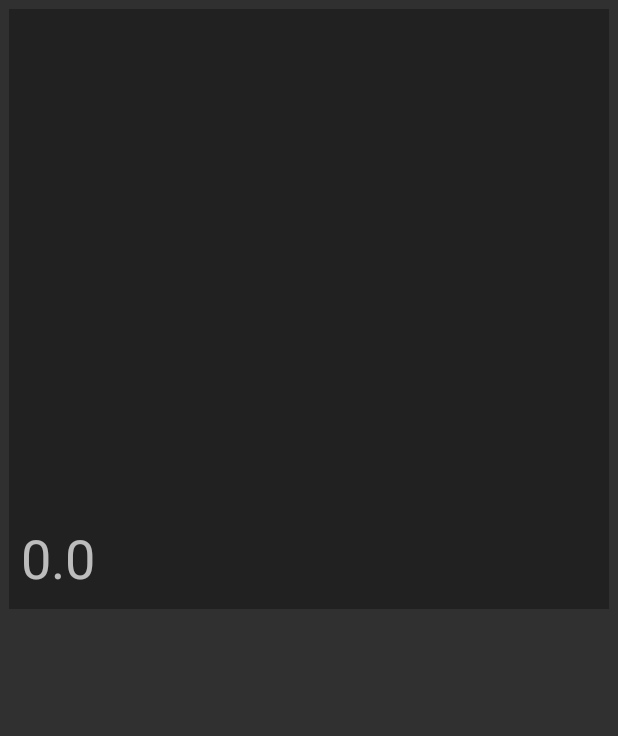
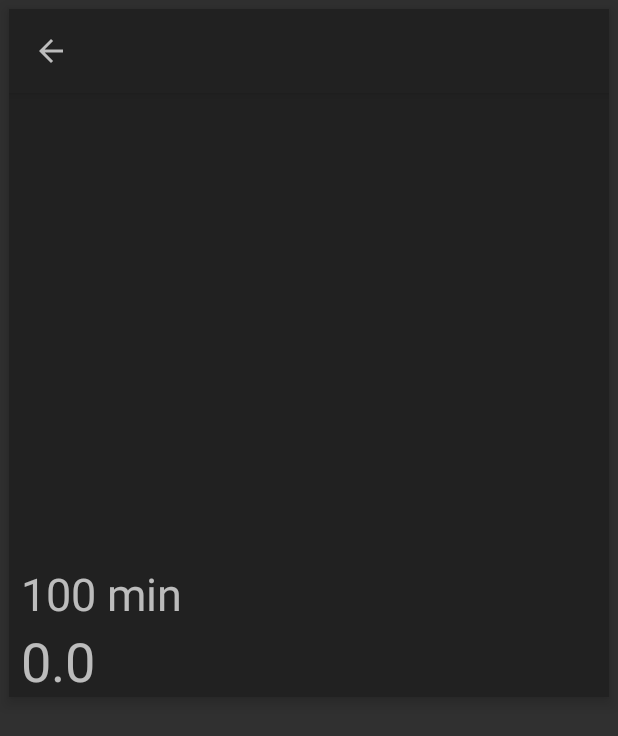
Before and after one commit to zknabdi/popularmovieapp, an Android app: the MovieActivity screen opened directly, with no data from a screen before it, on a phone screen of 412 x 824 dp. Shown: the top 736 px of the screen. Run offline under Robolectric (Android 15) with nearby library versions, the phone set to English and light mode, and no system bars; our stand-ins replace Picasso; pictures from the network do not load; 5 statements that could not run were skipped.

Commit message:
modified movie select tab, added backbutton, and fixed layouts

```diff
--- a/app/src/main/AndroidManifest.xml
+++ b/app/src/main/AndroidManifest.xml
@@ -13,7 +13,9 @@
         android:roundIcon="@mipmap/ic_launcher_round"
         android:supportsRtl="true"
         android:theme="@style/AppTheme">
-        <activity android:name=".activity.MovieActivity"></activity>
+        <activity android:name=".activity.MovieActivity"
+            android:parentActivityName=".activity.MainActivity"
+            />
         <activity android:name=".activity.MainActivity">
             <intent-filter>
                 <action android:name="android.intent.action.MAIN" />
@@ -21,6 +23,7 @@
                 <category android:name="android.intent.category.LAUNCHER" />
             </intent-filter>
         </activity>
+
     </application>
 
 </manifest>
--- a/app/src/main/java/com/udacity/popularmoviesapp/activity/MainActivity.java
+++ b/app/src/main/java/com/udacity/popularmoviesapp/activity/MainActivity.java
@@ -29,7 +29,7 @@ import retrofit2.Response;
 public class MainActivity extends AppCompatActivity {
 
     private static int currentStatusMenu = 1; //determines the current status of the activity(by popular or top rated)
-    private static final String DB_API_KEY = "";
+    private static final String DB_API_KEY = "d23914181a70b399fef78701d2e07cb3";
     private Call<MovieResults> call;
     private RecyclerView recyclerView;
     private List<Movie> movieList;
@@ -45,12 +45,12 @@ public class MainActivity extends AppCompatActivity {
         super.onCreate(savedInstanceState);
         setContentView(R.layout.activity_main);
 
-        movieToolbar = (Toolbar)findViewById(R.id.movie_toolbar);
+        movieToolbar = findViewById(R.id.movie_toolbar);
         setSupportActionBar(movieToolbar);
         getSupportActionBar().setDisplayShowTitleEnabled(false);
 
 
-        mToolbarTitle = (TextView)findViewById(R.id.movie_toolbar_title);
+        mToolbarTitle = findViewById(R.id.movie_toolbar_title);
 
         service = RetrofitInstance.getRetrofitInstance().create(GetMovieDataService.class);
 
--- a/app/src/main/java/com/udacity/popularmoviesapp/activity/MovieActivity.java
+++ b/app/src/main/java/com/udacity/popularmoviesapp/activity/MovieActivity.java
@@ -1,8 +1,9 @@
 package com.udacity.popularmoviesapp.activity;
 
 import android.content.Intent;
+import android.os.Bundle;
 import android.support.v7.app.AppCompatActivity;
-import android.os.Bundle;
+import android.support.v7.widget.Toolbar;
 import android.widget.ImageView;
 import android.widget.TextView;
 
@@ -14,10 +15,13 @@ public class MovieActivity extends AppCompatActivity {
 
    TextView moveTitle, movieReleased, movieRate, movieDesc;
    ImageView moviePoster;
-    @Override
+    Toolbar toolbar;
+     @Override
     protected void onCreate(Bundle savedInstanceState) {
         super.onCreate(savedInstanceState);
         setContentView(R.layout.activity_movie);
+
+//        getSupportActionBar().setDisplayHomeAsUpEnabled(true);
 
         moveTitle = findViewById(R.id.movie_title);
 
@@ -26,6 +30,12 @@ public class MovieActivity extends AppCompatActivity {
         movieReleased = findViewById(R.id.movie_released_tv);
         movieRate = findViewById(R.id.movie_rate_tv);
         movieDesc = findViewById(R.id.movie_descriptions_tv);
+        toolbar = findViewById(R.id.movie_toolbar);
+        setSupportActionBar(toolbar);
+        getSupportActionBar().setDisplayShowTitleEnabled(false);
+        getSupportActionBar().setDisplayHomeAsUpEnabled(true);
+
+
 
 
         Intent intent = getIntent();
@@ -43,4 +53,16 @@ public class MovieActivity extends AppCompatActivity {
 
 
     }
+
+//    @Override
+//    public boolean onOptionsItemSelected(MenuItem item) {
+//        switch (item.getItemId()){
+//            case android.R.id.home:
+//               onBackPressed();
+//                return true;
+//            default:
+//                return super.onOptionsItemSelected(item);
+//        }
+//
+//    }
 }
--- a/app/src/main/res/layout/activity_movie.xml
+++ b/app/src/main/res/layout/activity_movie.xml
@@ -5,21 +5,24 @@
     android:layout_width="match_parent"
     android:layout_height="match_parent"
     android:fitsSystemWindows="true"
-    tools:context=".activity.MovieActivity"
-    >
+    tools:context=".activity.MovieActivity">
 
     <android.support.constraint.ConstraintLayout
+        android:id="@+id/movie_desc_const"
         android:layout_width="match_parent"
         android:layout_height="wrap_content"
-        app:layout_behavior="@string/appbar_scrolling_view_behavior">
+        app:layout_behavior="@string/appbar_scrolling_view_behavior"
+        app:layout_constraintTop_toBottomOf="@+id/movie_const"
+        tools:layout_editor_absoluteY="406dp">
 
         <TextView
             android:id="@+id/movie_descriptions_tv"
             android:layout_width="match_parent"
             android:layout_height="wrap_content"
             android:layout_margin="16dp"
+            android:layout_marginStart="16dp"
             android:layout_marginLeft="16dp"
-            android:layout_marginStart="16dp" android:autoSizeTextType="uniform"
+            android:autoSizeTextType="uniform"
             android:text="This is a sample movie description."
             app:layout_constraintEnd_toEndOf="parent"
             app:layout_constraintLeft_toLeftOf="parent"
@@ -32,37 +35,78 @@
 
     <android.support.design.widget.AppBarLayout
         android:layout_width="match_parent"
-        android:layout_height="400dp"
-        app:elevation="6dp"
+        android:layout_height="wrap_content"
         android:layout_margin="6dp"
-        android:theme="@style/ThemeOverlay.AppCompat.Dark">
+        android:theme="@style/ThemeOverlay.AppCompat.Dark"
+        app:elevation="6dp">
+
+        <android.support.design.widget.AppBarLayout
+            android:id="@+id/appBarLayout"
+            android:layout_width="match_parent"
+            android:layout_height="wrap_content"
+
+
+            >
+
+            <android.support.v7.widget.Toolbar
+                android:id="@+id/movie_toolbar"
+                android:layout_width="match_parent"
+                android:layout_height="wrap_content"
+                android:background="@color/colorPrimary"
+                android:elevation="4dp"
+                android:theme="@style/Base.V7.Widget.AppCompat.Toolbar"
+                app:layout_scrollFlags="snap"
+                app:titleTextColor="@color/titleColor"
+
+                >
+
+                <TextView
+                    android:id="@+id/movie_title"
+                    android:layout_width="match_parent"
+                    android:layout_height="wrap_content"
+                    android:layout_gravity="center"
+                    android:ellipsize="end"
+                    android:gravity="center"
+                    android:maxLines="2"
+                    android:padding="0dp"
+                    android:text="@string/movie_name"
+                    android:textColor="@color/titleColor"
+                    android:textSize="30sp" />
+
+
+            </android.support.v7.widget.Toolbar>
+
+        </android.support.design.widget.AppBarLayout>
 
         <android.support.design.widget.CollapsingToolbarLayout
             android:layout_width="match_parent"
-            android:layout_height="480dp"
-            app:layout_scrollFlags="scroll|exitUntilCollapsed"
+            android:layout_height="wrap_content"
+            app:layout_scrollFlags="snap"
             app:titleEnabled="false">
 
             <android.support.constraint.ConstraintLayout
+                android:id="@+id/movie_const"
                 android:layout_width="match_parent"
-                android:layout_height="474dp"
-                android:layout_marginTop="8dp">
+                android:layout_height="wrap_content"
+                android:layout_marginTop="8dp"
+                app:layout_constraintTop_toTopOf="@id/movie_toolbar">
+
 
                 <ImageView
                     android:id="@+id/movie_poster_im"
                     android:layout_width="wrap_content"
                     android:layout_height="266dp"
+                    android:layout_marginStart="8dp"
                     android:layout_marginLeft="8dp"
-                    android:layout_marginStart="8dp" android:contentDescription="@string/movie_poster"
-
+                    android:layout_marginTop="71dp"
+                    android:contentDescription="@string/movie_poster"
                     app:layout_constraintEnd_toEndOf="parent"
                     app:layout_constraintLeft_toLeftOf="parent"
-                    app:layout_constraintStart_toStartOf="parent"
-                    tools:layout_editor_absoluteY="7dp" />
+                    app:layout_constraintStart_toStartOf="parent" />
 
                 <LinearLayout
                     android:layout_width="380dp"
-                    android:layout_height="108dp"
+                    android:layout_height="wrap_content"
                     android:layout_marginStart="8dp"
                     android:layout_marginLeft="8dp"
                     android:layout_marginTop="8dp"
@@ -71,31 +115,38 @@
                     app:layout_constraintTop_toBottomOf="@+id/movie_poster_im">
 
                     <TextView
-                        android:id="@+id/movie_title"
-                        style="@style/TextAppearance.AppCompat.Subhead"
-                        android:layout_width="match_parent"
-                        android:layout_height="wrap_content"
-                        android:autoSizeTextType="uniform"
-                        android:text="Title test with a very long title and it just got longer"
-                        tools:ignore="HardcodedText"
-                        tools:targetApi="o" />
-
-                    <TextView
                         android:id="@+id/movie_released_tv"
                         android:layout_width="wrap_content"
                         android:layout_height="wrap_content"
-                        android:layout_marginTop="8dp"
+                        android:layout_marginTop="6dp"
+                        android:layout_marginBottom="0dp"
                         android:text="12/05/2018"
                         tools:ignore="HardcodedText" />
+
+                    <TextView
+                        android:id="@+id/movie_minute"
+                        android:layout_width="wrap_content"
+                        android:layout_height="wrap_content"
+                        android:layout_marginTop="6dp"
+                        android:text="@string/movie_duration"
+                        android:textSize="30sp"
+                        app:layout_constraintTop_toBottomOf="@+id/movie_released_tv"
+                        tools:ignore="HardcodedText"
+
+                        />
+
 
                     <TextView
                         android:id="@+id/movie_rate_tv"
                         android:layout_width="wrap_content"
                         android:layout_height="wrap_content"
-                        android:layout_marginTop="10dp"
+                        android:layout_marginTop="0dp"
                         android:text="10.0"
                         android:textSize="36sp"
-                        tools:ignore="HardcodedText" />
+                        app:layout_constraintTop_toBottomOf="@+id/movie_minute"
+                        tools:ignore="HardcodedText"
+
+                        />
 
                     <!--<LinearLayout-->
                     <!--android:layout_width="wrap_content"-->
@@ -117,15 +168,6 @@
 
                 </LinearLayout>
             </android.support.constraint.ConstraintLayout>
-
-
-            <android.support.v7.widget.Toolbar
-                android:layout_width="match_parent"
-                android:layout_height="?attr/actionBarSize"
-                android:elevation="4dp"
-                app:layout_collapseMode="pin" />
-
-
         </android.support.design.widget.CollapsingToolbarLayout>
 
 
--- a/app/src/main/res/menu/movie_sort_menu.xml
+++ b/app/src/main/res/menu/movie_sort_menu.xml
@@ -15,6 +15,7 @@
                 android:title="@string/sort_popular_movies" />
             <item android:id="@+id/sort_by_top_movies"
                 android:title="@string/sort_top_rated_movies" />
+            <item android:id="@+id/favorite_movies" android:title="@string/favorite_movie"/>
         </menu>
     </item>
 
--- a/app/src/main/res/values/strings.xml
+++ b/app/src/main/res/values/strings.xml
@@ -7,4 +7,7 @@
     <string name="sort_popular_movies">Popularity</string>
     <string name="about_movie">About the movie</string>
     <string name="error_message">There is error... please try again. </string>
+    <string name="favorite_movie">Favorite</string>
+    <string name="movie_name">Movie Name</string>
+    <string name="movie_duration">100 min</string>
 </resources>
```
